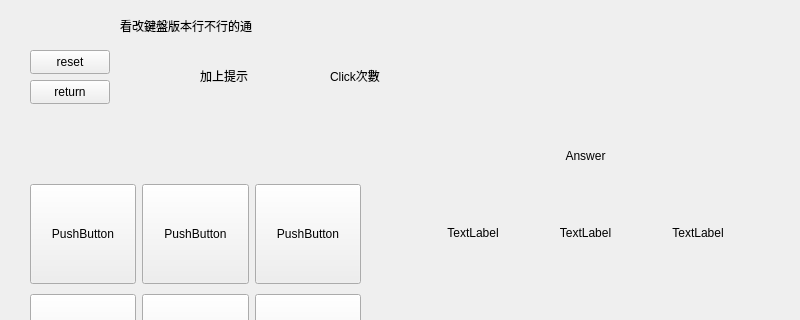
Qt form smart_parking/smart_parking.ui (YJClark/114_prj_game) before a commit; both pictures show x 0 to 800 and y 0 to 320 of the 800 by 600 pixel window.
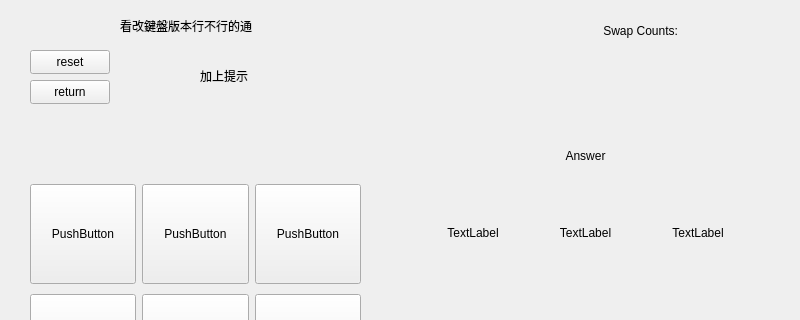
The same form after that commit.

```diff
--- a/smart_parking/smart_parking.ui
+++ b/smart_parking/smart_parking.ui
@@ -308,9 +308,9 @@
    <widget class="QLabel" name="statusLabel">
     <property name="geometry">
      <rect>
-      <x>60</x>
+      <x>50</x>
       <y>140</y>
-      <width>271</width>
+      <width>291</width>
       <height>31</height>
      </rect>
     </property>
@@ -404,14 +404,14 @@
    <widget class="QLabel" name="label_11">
     <property name="geometry">
      <rect>
-      <x>330</x>
-      <y>60</y>
-      <width>71</width>
-      <height>31</height>
+      <x>600</x>
+      <y>10</y>
+      <width>161</width>
+      <height>41</height>
      </rect>
     </property>
     <property name="text">
-     <string>Click次數</string>
+     <string> Swap Counts:</string>
     </property>
    </widget>
   </widget>
```
Left out of the diff: 2 changed lines with no effect on the pictures.
